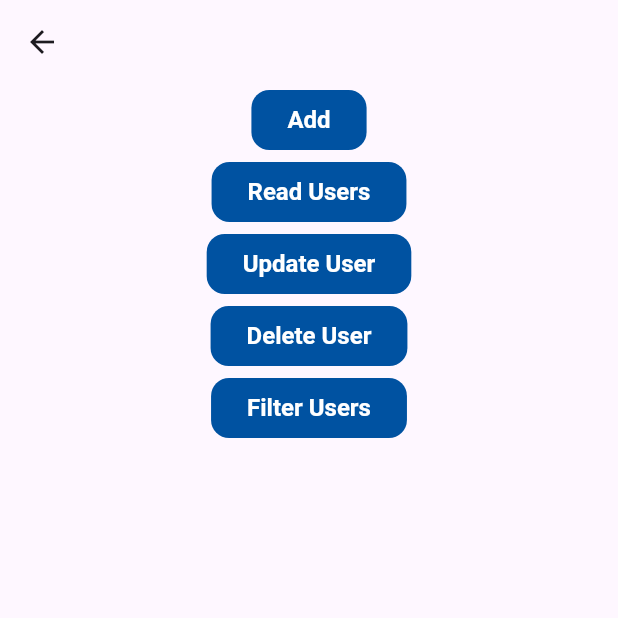
After one commit to minhaz74692/supabase_flutter-app, a Flutter app: the SupabaseCrudOperations screen opened directly, after a tap on "Add", on a phone screen of 412 x 824 dp, the top half of it. The commit adds this screen. Run offline on Flutter 3.47's test engine with Material 3 defaults, Android fonts, the phone set to English and light mode, and no system bars; our stand-ins replace flutter_dotenv, google_fonts, supabase_flutter; accounts and stored records are empty; network calls fail.

Commit message:
supabase crud operation added

```diff
--- /dev/null
+++ b/lib/crud_operations.dart
@@ -0,0 +1,121 @@
+// ignore_for_file: unnecessary_brace_in_string_interps
+
+import 'package:flutter/material.dart';
+import 'package:supabase_app/custom_elevated_button.dart';
+import 'package:supabase_flutter/supabase_flutter.dart';
+
+class SupabaseCrudOperations extends StatelessWidget {
+  const SupabaseCrudOperations({super.key});
+
+  @override
+  Widget build(BuildContext context) {
+    return Scaffold(
+      appBar: AppBar(),
+      body: Center(
+        child: Column(
+          children: [
+            CustomElevatedButton(
+              onPressed: () async {
+                // await supabase
+                //     .from('cities')
+                //     .insert({'name': 'The Shire', 'country_id': 554});
+                Future<void> adduser(String name, String email) async {
+                  final response =
+                      await Supabase.instance.client.from('Users').insert({
+                    'name': name,
+                    'email': email,
+                    "phone": "019827365628",
+                    "address": "Anwara, Chattogram"
+                  }).select("*");
+
+                  if (response.isNotEmpty) {
+                    // Handle error
+                    debugPrint('user created succesfully: ${response}');
+                  } else {
+                    // Handle success
+                    debugPrint('User creation failed');
+                  }
+                }
+
+                adduser("Minhaz", "bdclever.coder@gmail.com");
+              },
+              title: "Add",
+            ),
+            CustomElevatedButton(
+              title: "Read Users",
+              onPressed: () async {
+                var response =
+                    await Supabase.instance.client.from('Users').select('*');
+                if (response.isNotEmpty) {
+                  // Handle error
+                  debugPrint('Got All Users: ${response}');
+                } else {
+                  // Handle success
+                  debugPrint('Users Get failed');
+                }
+              },
+            ),
+            CustomElevatedButton(
+              title: "Update User",
+              onPressed: () async {
+                var response = await Supabase.instance.client
+                    .from('Users')
+                    .update({"email": "updated2.email@gmail.com"})
+                    .eq('user_id', 'abd4d35b-38df-4a82-8901-995c52e35d41')
+                    .select();
+                if (response.isNotEmpty) {
+                  // Handle error
+                  debugPrint('Got All Users: ${response}');
+                } else {
+                  // Handle success
+                  debugPrint('Users Update failed');
+                }
+              },
+            ),
+            CustomElevatedButton(
+              title: "Delete User",
+              onPressed: () async {
+                try {
+                  var response = await Supabase.instance.client
+                      .from('Users')
+                      .delete()
+                      .eq('user_id', 'abd4d35b-38df-4a82-8901-995c52e35d41')
+                      .select();
+                  if (response.isNotEmpty) {
+                    debugPrint('Got All Users: ${response}');
+                  }
+                } catch (e) {
+                  debugPrint("User Delete Error: $e");
+                }
+              },
+            ),
+            CustomElevatedButton(
+              title: "Filter Users",
+              onPressed: () async {
+                try {
+                  var response = await Supabase.instance.client
+                      .from('Users')
+                      .select("*")
+
+                      // Filters
+                      .eq('email', 'bdclever.coder@gmail.com');
+
+                  debugPrint("Filtered users are: $response");
+                  // if (response.isNotEmpty) {
+                  //   // Handle error
+                  //   debugPrint('Got All Users: ${response}');
+                  // } else {
+                  //   // Handle success
+                  //   debugPrint('User filtering failed');
+                  // }
+                } catch (e) {
+                  debugPrint("Error in filtering: $e");
+                }
+              },
+            ),
+          ],
+        ),
+      ),
+    );
+  }
+}
--- /dev/null
+++ b/lib/custom_elevated_button.dart
@@ -0,0 +1,67 @@
+import 'package:flutter/material.dart';
+import 'package:google_fonts/google_fonts.dart';
+
+class CustomElevatedButton extends StatelessWidget {
+  const CustomElevatedButton(
+      {super.key,
+      this.widget,
+      required this.title,
+      this.color,
+      required this.onPressed,
+      this.style,
+      this.borderRadius,
+      this.elevation,
+      this.horizontalPadding,
+      this.verticlaPadding,
+      this.borderWidth,
+      this.borderColor});
+  final String title;
+  final Color? color;
+  final Function onPressed;
+  final TextStyle? style;
+  final double? borderRadius;
+  final double? elevation;
+  final double? horizontalPadding;
+  final double? verticlaPadding;
+  final Widget? widget;
+  final double? borderWidth;
+  final Color? borderColor;
+
+  @override
+  Widget build(BuildContext context) {
+    return ElevatedButton(
+      style: ElevatedButton.styleFrom(
+        side: borderWidth != null
+            ? BorderSide(
+                width: borderWidth!,
+                color: borderColor != null ? borderColor! : Colors.white,
+              )
+            : null,
+        elevation: elevation ?? 0,
+        backgroundColor: color ?? const Color(0xFF0052A1),
+        shape: RoundedRectangleBorder(
+          borderRadius: BorderRadius.circular(borderRadius ?? 12),
+        ),
+      ),
+      onPressed: () => onPressed(),
+      child: Padding(
+        padding: EdgeInsets.symmetric(
+          horizontal: horizontalPadding ?? 0,
+          vertical: verticlaPadding ?? 0,
+        ),
+        child: widget ??
+            Text(
+              title,
+              style: style != null
+                  ? style!.copyWith(letterSpacing: 0)
+                  : GoogleFonts.roboto(
+                      color: Colors.white,
+                      letterSpacing: 0,
+                      fontSize: 16,
+                      fontWeight: FontWeight.w700,
+                    ),
+            ),
+      ),
+    );
+  }
+}
--- a/lib/main.dart
+++ b/lib/main.dart
@@ -3,11 +3,11 @@ import 'package:flutter_dotenv/flutter_dotenv.dart';
 import 'package:supabase_flutter/supabase_flutter.dart';
 
 Future<void> main() async {
-   await dotenv.load(fileName: ".env");
+   await dotenv.load();
   await Supabase.initialize(
     url: 'https://rwxiaztkwzestzrgpdug.supabase.co',
-    anonKey:
-        dotenv.env['SUPABAEKEY']??'',
+    anonKey: dotenv.env['SUPABAEKEY'] ?? '',
+    // 'eyJhbGciOiJIUzI1NiIsInR5cCI6IkpXVCJ9.eyJpc3MiOiJzdXBhYmFzZSIsInJlZiI6InJ3eGlhenRrd3plc3R6cmdwZHVnIiwicm9sZSI6ImFub24iLCJpYXQiOjE3MTg2NDUwODcsImV4cCI6MjAzNDIyMTA4N30.SpL-q92aGXyGi1AZWH29N9QQLiFxRnpKPvsj99uC0mo',
   );
   runApp(MyApp());
 }
--- a/pubspec.yaml
+++ b/pubspec.yaml
@@ -37,6 +37,7 @@ dependencies:
   cupertino_icons: ^1.0.6
   supabase_flutter: ^2.5.6
   flutter_dotenv: ^5.1.0
+  google_fonts: ^6.2.1
 
 dev_dependencies:
   flutter_test:
@@ -61,9 +62,8 @@ flutter:
   uses-material-design: true
 
   # To add assets to your application, add an assets section, like this:
-  # assets:
-  #   - images/a_dot_burr.jpeg
-  #   - images/a_dot_ham.jpeg
+  assets:
+    - .env
 
   # An image asset can refer to one or more resolution-specific "variants", see
   # https://flutter.dev/assets-and-images/#resolution-aware
```
Also changed, not shown: pubspec.lock.
